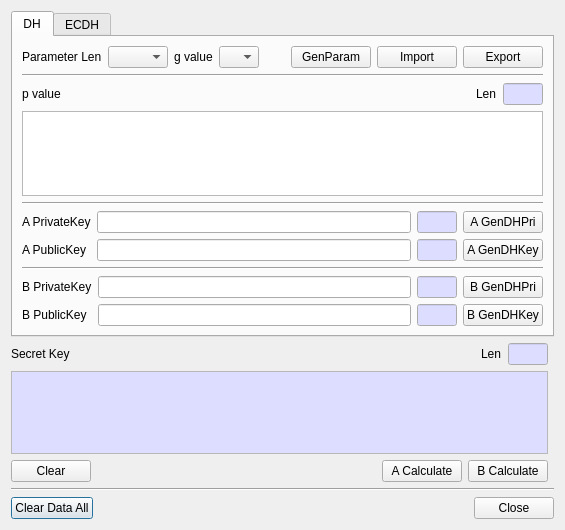
Above: BerEditor/key_agree_dlg.ui from jykim74/BerEditor before the change. Below: the same form after it.
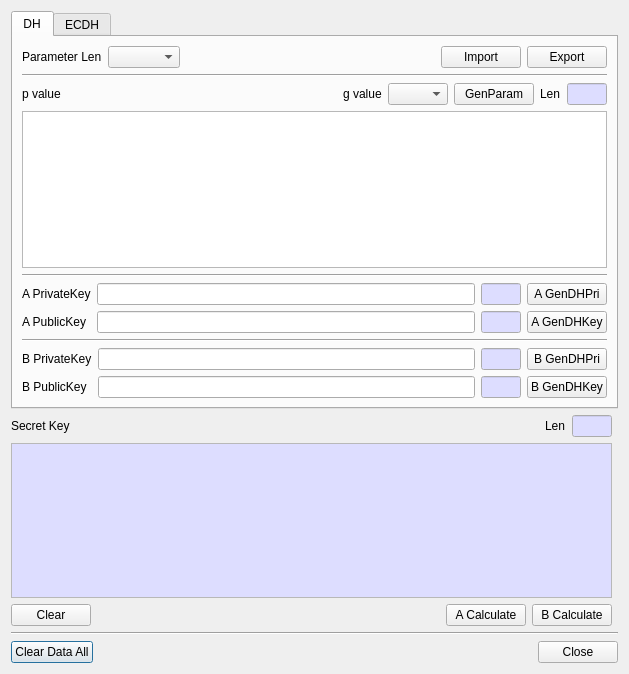
That is the form after the change. The open tabs and pages were chosen to show the change.

The edit to the form file:
```diff
--- a/BerEditor/key_agree_dlg.ui
+++ b/BerEditor/key_agree_dlg.ui
@@ -6,8 +6,8 @@
    <rect>
     <x>0</x>
     <y>0</y>
-    <width>565</width>
-    <height>530</height>
+    <width>629</width>
+    <height>674</height>
    </rect>
   </property>
   <property name="windowTitle">
@@ -207,18 +207,17 @@
          </item>
          <item row="0" column="1">
           <widget class="QComboBox" name="mParamLenCombo">
-           <property name="maximumSize">
+           <property name="minimumSize">
             <size>
              <width>60</width>
-             <height>16777215</height>
+             <height>0</height>
             </size>
            </property>
-          </widget>
-         </item>
-         <item row="0" column="2">
-          <widget class="QLabel" name="label_4">
-           <property name="text">
-            <string>g value</string>
+           <property name="maximumSize">
+            <size>
+             <width>80</width>
+             <height>16777215</height>
+            </size>
            </property>
           </widget>
          </item>
@@ -235,16 +234,6 @@
            </property>
           </spacer>
          </item>
-         <item row="0" column="3">
-          <widget class="QComboBox" name="mGCombo">
-           <property name="maximumSize">
-            <size>
-             <width>40</width>
-             <height>16777215</height>
-            </size>
-           </property>
-          </widget>
-         </item>
          <item row="0" column="0">
           <widget class="QLabel" name="label">
            <property name="text">
@@ -259,13 +248,6 @@
            </property>
           </widget>
          </item>
-         <item row="0" column="5">
-          <widget class="QPushButton" name="mGenParamBtn">
-           <property name="text">
-            <string>GenParam</string>
-           </property>
-          </widget>
-         </item>
         </layout>
        </item>
        <item>
@@ -294,67 +276,31 @@
           </spacer>
          </item>
          <item row="0" column="2">
+          <widget class="QLabel" name="label_4">
+           <property name="text">
+            <string>g value</string>
+           </property>
+          </widget>
+         </item>
+         <item row="0" column="5">
           <widget class="QLabel" name="label_15">
            <property name="text">
             <string>Len</string>
            </property>
           </widget>
          </item>
-         <item row="0" column="3">
-          <widget class="QLineEdit" name="mPLenText">
-           <property name="minimumSize">
-            <size>
-             <width>40</width>
-             <height>0</height>
-            </size>
+         <item row="0" column="1">
+          <spacer name="horizontalSpacer_3">
+           <property name="orientation">
+            <enum>Qt::Horizontal</enum>
            </property>
-           <property name="maximumSize">
+           <property name="sizeHint" stdset="0">
             <size>
              <width>40</width>
-             <height>16777215</height>
+             <height>20</height>
             </size>
            </property>
-           <property name="palette">
-            <palette>
-             <active>
-              <colorrole role="Base">
-               <brush brushstyle="SolidPattern">
-                <color alpha="255">
-                 <red>221</red>
-                 <green>221</green>
-                 <blue>255</blue>
-                </color>
-               </brush>
-              </colorrole>
-             </active>
-             <inactive>
-              <colorrole role="Base">
-               <brush brushstyle="SolidPattern">
-                <color alpha="255">
-                 <red>221</red>
-                 <green>221</green>
-                 <blue>255</blue>
-                </color>
-               </brush>
-              </colorrole>
-             </inactive>
-             <disabled>
-              <colorrole role="Base">
-               <brush brushstyle="SolidPattern">
-                <color alpha="255">
-                 <red>240</red>
-                 <green>240</green>
-                 <blue>240</blue>
-                </color>
-               </brush>
-              </colorrole>
-             </disabled>
-            </palette>
-           </property>
-           <property name="readOnly">
-            <bool>true</bool>
-           </property>
-          </widget>
+          </spacer>
          </item>
          <item row="0" column="0">
           <widget class="QLabel" name="label_5">
@@ -363,6 +309,85 @@
            </property>
           </widget>
          </item>
+         <item row="0" column="3">
+          <widget class="QComboBox" name="mGCombo">
+           <property name="minimumSize">
+            <size>
+             <width>40</width>
+             <height>0</height>
+            </size>
+           </property>
+           <property name="maximumSize">
+            <size>
+             <width>60</width>
+             <height>16777215</height>
+            </size>
+           </property>
+          </widget>
+         </item>
+         <item row="0" column="6">
+          <widget class="QLineEdit" name="mPLenText">
+           <property name="minimumSize">
+            <size>
+             <width>40</width>
+             <height>0</height>
+            </size>
+           </property>
+           <property name="maximumSize">
+            <size>
+             <width>40</width>
+             <height>16777215</height>
+            </size>
+           </property>
+           <property name="palette">
+            <palette>
+             <active>
+              <colorrole role="Base">
+               <brush brushstyle="SolidPattern">
+                <color alpha="255">
+                 <red>221</red>
+                 <green>221</green>
+                 <blue>255</blue>
+                </color>
+               </brush>
+              </colorrole>
+             </active>
+             <inactive>
+              <colorrole role="Base">
+               <brush brushstyle="SolidPattern">
+                <color alpha="255">
+                 <red>221</red>
+                 <green>221</green>
+                 <blue>255</blue>
+                </color>
+               </brush>
+              </colorrole>
+             </inactive>
+             <disabled>
+              <colorrole role="Base">
+               <brush brushstyle="SolidPattern">
+                <color alpha="255">
+                 <red>240</red>
+                 <green>240</green>
+                 <blue>240</blue>
+                </color>
+               </brush>
+              </colorrole>
+             </disabled>
+            </palette>
+           </property>
+           <property name="readOnly">
+            <bool>true</bool>
+           </property>
+          </widget>
+         </item>
+         <item row="0" column="4">
+          <widget class="QPushButton" name="mGenParamBtn">
+           <property name="text">
+            <string>GenParam</string>
+           </property>
+          </widget>
+         </item>
         </layout>
        </item>
        <item>
```
Left out of the diff: 19 changed lines with no effect on the pictures.
